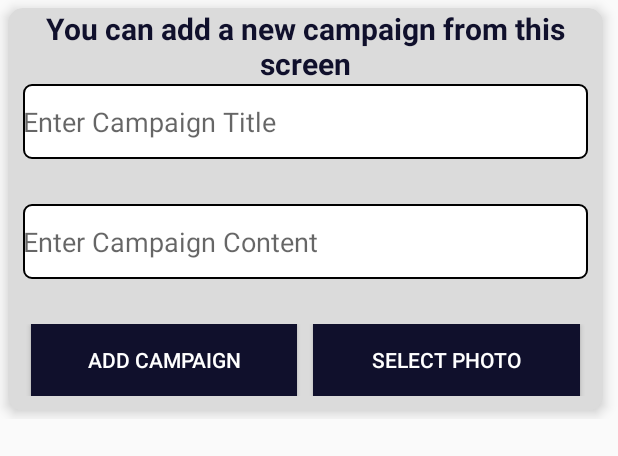
After one commit to egitimNY/OZKVeterinaryAdmin, an Android app: the layout kampanya_ekle_layout.xml on its own in the app's theme, with its tools: preview values and no code run, on a phone screen of 412 x 824 dp. The commit adds this screen. Shown: the top 456 px of the screen. Run offline under Robolectric (Android 15) with nearby library versions, the phone set to English and light mode, and no system bars.

Commit message:
Preparation of Campaign Addition Screen

```diff
--- /dev/null
+++ b/app/src/main/res/drawable/edit_text_background.xml
@@ -0,0 +1,8 @@
+<?xml version="1.0" encoding="utf-8"?>
+<shape xmlns:android="http://schemas.android.com/apk/res/android"
+    android:shape="rectangle">
+    <solid android:color="#fff"/>
+    <corners android:radius="5dp"/>
+    <stroke android:width="1dp" android:color="#000"/>
+
+</shape>
--- /dev/null
+++ b/app/src/main/res/layout/kampanya_ekle_layout.xml
@@ -0,0 +1,97 @@
+<?xml version="1.0" encoding="utf-8"?>
+<LinearLayout xmlns:android="http://schemas.android.com/apk/res/android"
+    xmlns:app="http://schemas.android.com/apk/res-auto"
+    android:layout_width="match_parent"
+    android:layout_height="wrap_content"
+    android:orientation="vertical">
+
+    <androidx.cardview.widget.CardView
+        android:layout_width="match_parent"
+        android:layout_height="wrap_content"
+        android:layout_marginLeft="5dp"
+        android:layout_marginTop="5dp"
+        android:layout_marginRight="10dp"
+        android:layout_marginBottom="5dp"
+        android:layout_weight="1"
+        app:cardBackgroundColor="#dbdbdb"
+        app:cardCornerRadius="10dp"
+        app:cardElevation="5dp">
+        <LinearLayout
+            android:layout_width="match_parent"
+            android:layout_height="wrap_content"
+            android:orientation="vertical">
+    <TextView
+        android:layout_width="match_parent"
+        android:layout_height="wrap_content"
+        android:textColor="#10102c"
+        android:textStyle="bold"
+        android:textSize="20dp"
+        android:gravity="center"
+        android:text="You can add a new campaign from this screen"/>
+
+    <EditText
+        android:id="@+id/kampanyaBaslikEditText"
+        android:layout_width="match_parent"
+        android:layout_height="50dp"
+        android:background="@drawable/edit_text_background"
+        android:layout_marginRight="10dp"
+        android:layout_marginLeft="10dp"
+        android:layout_marginBottom="10dp"
+        android:hint="Enter Campaign Title"/>
+
+    <EditText
+        android:id="@+id/kampanyaIcerikEditText"
+        android:layout_width="match_parent"
+        android:layout_height="50dp"
+        android:background="@drawable/edit_text_background"
+        android:layout_marginRight="10dp"
+        android:layout_marginLeft="10dp"
+        android:layout_marginBottom="10dp"
+        android:layout_marginTop="20dp"
+        android:hint="Enter Campaign Content"/>
+
+    <ImageView
+        android:id="@+id/kampanyaEkleImageView"
+        android:layout_width="200dp"
+        android:layout_height="200dp"
+        android:layout_marginBottom="10dp"
+        android:visibility="gone"
+        android:layout_marginTop="10dp"
+        android:layout_gravity="center"/>
+
+    <LinearLayout
+        android:layout_width="match_parent"
+        android:layout_height="wrap_content"
+        android:layout_marginTop="20dp"
+        android:layout_marginBottom="10dp"
+        android:layout_marginRight="10dp"
+        android:layout_marginLeft="10dp"
+        android:orientation="horizontal">
+
+        <Button
+            android:id="@+id/kampanyaEkleButon"
+            android:layout_width="0dp"
+            android:layout_height="wrap_content"
+            android:layout_marginRight="5dp"
+            android:layout_marginLeft="5dp"
+            android:background="#10102c"
+            android:textColor="#fff"
+            android:layout_weight="1"
+            android:text="Add Campaign"/>
+        <Button
+            android:id="@+id/kampanyaImageEkleButon"
+            android:layout_width="0dp"
+            android:layout_height="wrap_content"
+            android:layout_marginRight="5dp"
+            android:layout_marginLeft="5dp"
+            android:background="#10102c"
+            android:textColor="#fff"
+            android:layout_weight="1"
+            android:text="Select Photo"/>
+
+    </LinearLayout>
+        </LinearLayout>
+
+    </androidx.cardview.widget.CardView>
+
+</LinearLayout>
```
Also changed, not shown: app/src/main/java/tech/halitpractice/OZKVeterinaryAdmin/Fragments/KampanyaFragment.java (+35 -0 lines), app/src/main/res/layout/fragment_home.xml (+5 -5 lines), app/src/main/res/layout/fragment_kampanya.xml (+17 -2 lines).
